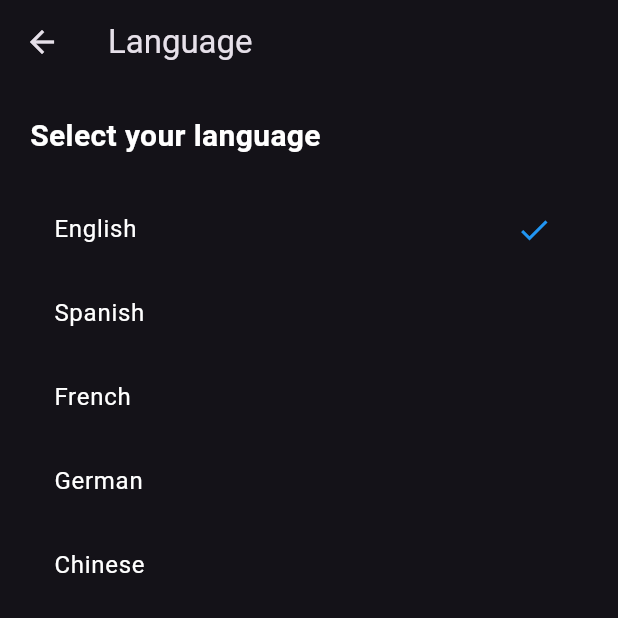
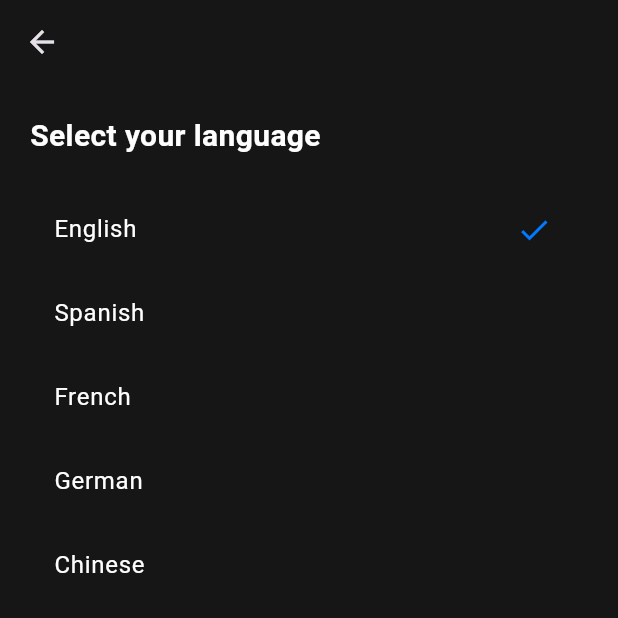
Before and after one commit to Room-Track/room_track_flutter, a Flutter app: the LanguagePage screen opened directly, on a phone screen of 412 x 824 dp, the top half of it. Run offline on Flutter 3.47's test engine with Material 3 defaults, Android fonts, the light colour scheme and no system bars; our stand-ins replace firebase_auth, firebase_core, flutter_svg, share_plus; accounts and stored records are empty.

Commit message:
little fix

```diff
--- /dev/null
+++ b/lib/fonts.dart
@@ -0,0 +1,6 @@
+class AppFonts {
+  static double small = 12.0;
+  static double medium = 16.0;
+  static double large = 20.0;
+  static double extraLage = 24.0;
+}
--- a/lib/general/config/1_language/page.dart
+++ b/lib/general/config/1_language/page.dart
@@ -1,31 +1,31 @@
 import 'package:flutter/material.dart';
 import 'package:room_track_flutter/colors.dart';
 
-
 class LanguagePage extends StatefulWidget {
-  const LanguagePage({Key? key}) : super(key: key);
+  const LanguagePage({super.key});
 
   @override
-  _LanguagePageState createState() => _LanguagePageState();
+  State<StatefulWidget> createState() => _LanguagePageState();
 }
 
 class _LanguagePageState extends State<LanguagePage> {
   String _selectedLanguage = 'English'; // Idioma por defecto
 
-  final List<String> _languages = ['English', 'Spanish', 'French', 'German', 'Chinese'];
+  final List<String> _languages = [
+    'English',
+    'Spanish',
+    'French',
+    'German',
+    'Chinese'
+  ];
 
   @override
   Widget build(BuildContext context) {
     return Scaffold(
       appBar: AppBar(
-        title: const Text('Language'),
-        leading: IconButton(
-          icon: const Icon(Icons.arrow_back),
-          onPressed: () {
-            Navigator.pop(context); // Vuelve a la página anterior
-          },
-        ),
+      backgroundColor: AppColors.black,
       ),
+      backgroundColor: AppColors.black,
       body: Padding(
         padding: const EdgeInsets.all(20.0),
         child: Column(
@@ -36,12 +36,10 @@ class _LanguagePageState extends State<LanguagePage> {
               style: TextStyle(
                 fontSize: 20,
                 fontWeight: FontWeight.bold,
-                color: Colors.white,
+                color: AppColors.white,
               ),
             ),
             const SizedBox(height: 20),
-
-            // Lista de opciones de idiomas
             Expanded(
               child: ListView.builder(
                 itemCount: _languages.length,
@@ -50,10 +48,10 @@ class _LanguagePageState extends State<LanguagePage> {
                   return ListTile(
                     title: Text(
                       language,
-                      style: const TextStyle(color: Colors.white),
+                      style: const TextStyle(color: AppColors.white),
                     ),
                     trailing: _selectedLanguage == language
-                        ? const Icon(Icons.check, color: Colors.blue)
+                        ? const Icon(Icons.check, color: AppColors.brightBlue)
                         : null,
                     onTap: () {
                       setState(() {
--- a/lib/general/config/3_theme/page.dart
+++ b/lib/general/config/3_theme/page.dart
@@ -2,10 +2,10 @@ import 'package:flutter/material.dart';
 import 'package:room_track_flutter/colors.dart';
 
 class ThemePage extends StatefulWidget {
-  const ThemePage({Key? key}) : super(key: key);
+  const ThemePage({super.key});
 
   @override
-  _ThemePageState createState() => _ThemePageState();
+  State<StatefulWidget> createState() => _ThemePageState();
 }
 
 class _ThemePageState extends State<ThemePage> {
```
Also changed, not shown: lib/general/config/2_font/page.dart (+12 -19 lines).
